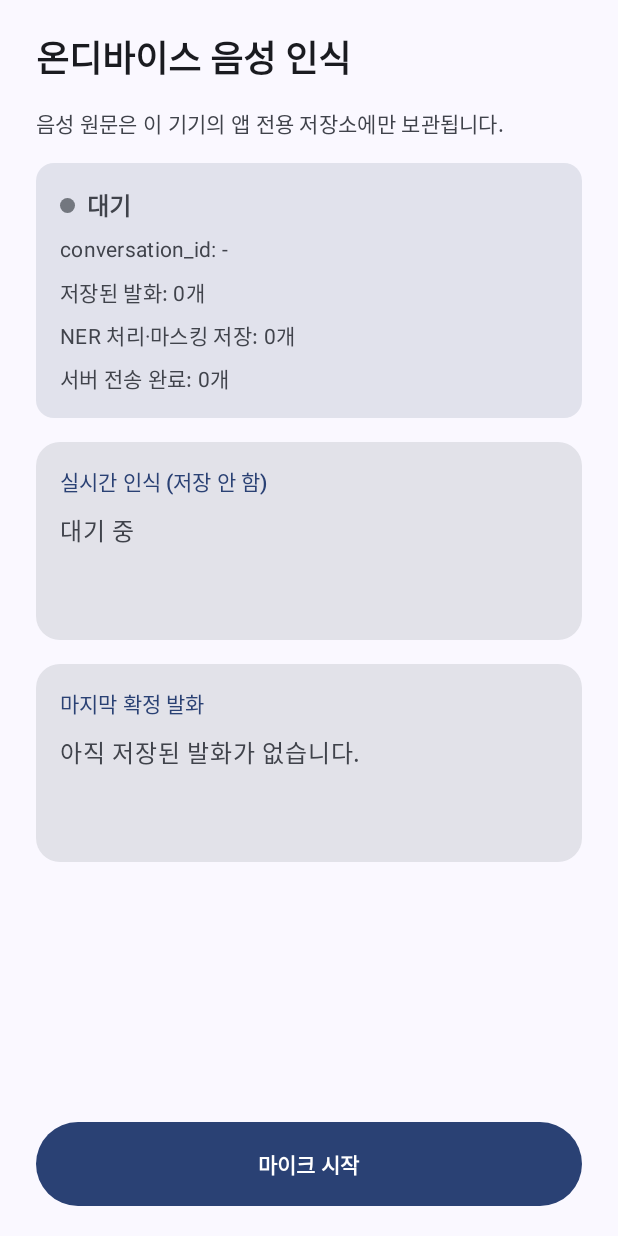
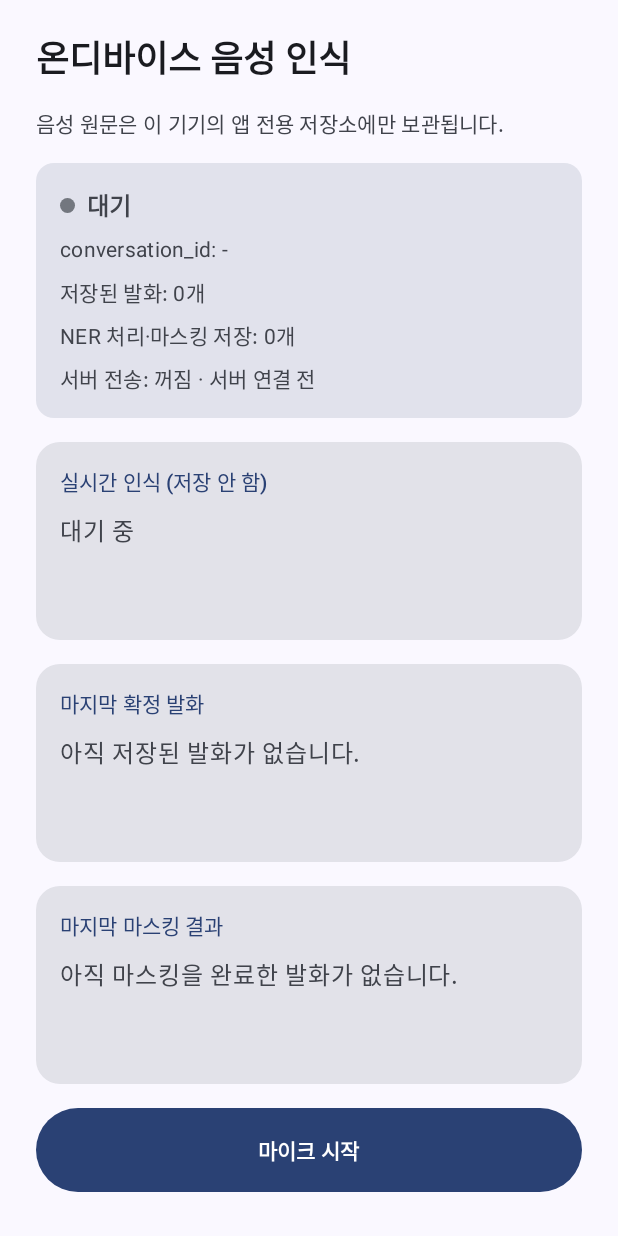
Before and after one commit to donggyu567/PIC_AICAMP, an Android app built with Jetpack Compose: the @Preview function SttScreenPreview, on a phone screen of 412 x 824 dp. Run offline under Robolectric (Android 15) with nearby library versions, the light colour scheme and no system bars.

Commit message:
feat(android): 마스킹 파이프라인 연결 및 결과 화면 구현

```diff
--- a/android/app/src/main/java/com/example/pic_ai_app/masking/ner/KoElectraTokenizer.kt
+++ b/android/app/src/main/java/com/example/pic_ai_app/masking/ner/KoElectraTokenizer.kt
@@ -1,5 +1,7 @@
 package com.example.pic_ai_app.masking.ner
-
+/**
+STT 원문을 KoELECTRA 입력 token으로 변환
+ */
 import java.io.Reader
 
 internal data class KoElectraToken(
--- a/android/app/src/main/java/com/example/pic_ai_app/masking/ner/NerPostProcessor.kt
+++ b/android/app/src/main/java/com/example/pic_ai_app/masking/ner/NerPostProcessor.kt
@@ -1,5 +1,5 @@
 package com.example.pic_ai_app.masking.ner
-
+//모델 입력 길이 처리 및 NER 결과 후처리를 담당
 import com.example.pic_ai_app.masking.model.MaskCandidate
 import com.example.pic_ai_app.masking.model.MaskSource
 import com.example.pic_ai_app.masking.model.MaskType
--- a/android/app/src/main/java/com/example/pic_ai_app/masking/ner/OnDeviceNerCandidateDetector.kt
+++ b/android/app/src/main/java/com/example/pic_ai_app/masking/ner/OnDeviceNerCandidateDetector.kt
@@ -1,4 +1,5 @@
 package com.example.pic_ai_app.masking.ner
+//Android에서 실제 ONNX NER inference 수행
 
 import ai.onnxruntime.OnnxJavaType
 import ai.onnxruntime.OnnxTensor
--- a/android/app/src/main/java/com/example/pic_ai_app/presentation/stt/SttScreen.kt
+++ b/android/app/src/main/java/com/example/pic_ai_app/presentation/stt/SttScreen.kt
@@ -28,6 +28,9 @@ import androidx.compose.ui.Modifier
 import androidx.compose.ui.graphics.Color
 import androidx.compose.ui.text.font.FontWeight
 import androidx.compose.ui.unit.dp
+import androidx.compose.foundation.rememberScrollState
+import androidx.compose.foundation.verticalScroll
+import androidx.compose.foundation.layout.heightIn
 
 @Composable
 fun SttScreen(
@@ -41,6 +44,7 @@ fun SttScreen(
             modifier = Modifier
                 .fillMaxSize()
                 .padding(innerPadding)
+                .verticalScroll(rememberScrollState())
                 .padding(horizontal = 24.dp, vertical = 20.dp),
             verticalArrangement = Arrangement.spacedBy(16.dp),
         ) {
@@ -69,8 +73,30 @@ fun SttScreen(
                 emphasized = state.lastFinalText.isNotEmpty(),
             )
 
-            Spacer(modifier = Modifier.weight(1f))
+            val masked = state.lastMaskedTranscript
 
+            TranscriptCard(
+                title = "마지막 마스킹 결과",
+                text = if (masked == null) {
+                    "아직 마스킹을 완료한 발화가 없습니다."
+                } else {
+                    buildString {
+                        appendLine("발화 번호: ${masked.utteranceId}")
+                        appendLine()
+                        appendLine("원문: ${state.lastMaskingSourceText}")
+                        appendLine()
+                        appendLine("결과: ${masked.maskedText}")
+                        appendLine()
+                        append(
+                            "마스킹 유형: " +
+                                    masked.maskedTypes
+                                        .joinToString(", ")
+                                        .ifEmpty { "없음" }
+                        )
+                    }
+                },
+                emphasized = masked != null,
+            )
             state.errorMessage?.let { message ->
                 Card(
                     colors = CardDefaults.cardColors(
@@ -141,7 +167,7 @@ private fun StatusCard(state: SttUiState) {
                 style = MaterialTheme.typography.bodyMedium,
             )
             Text(
-                text = "서버 전송 완료: ${state.transmittedUtteranceCount}개",
+                text = "서버 전송: 꺼짐 · 서버 연결 전",
                 style = MaterialTheme.typography.bodyMedium,
             )
         }
@@ -157,7 +183,7 @@ private fun TranscriptCard(
     Card(
         modifier = Modifier
             .fillMaxWidth()
-            .height(132.dp),
+            .heightIn(132.dp),
         shape = RoundedCornerShape(16.dp),
     ) {
         Column(
--- a/android/app/src/main/java/com/example/pic_ai_app/presentation/stt/SttUiState.kt
+++ b/android/app/src/main/java/com/example/pic_ai_app/presentation/stt/SttUiState.kt
@@ -1,10 +1,13 @@
 package com.example.pic_ai_app.presentation.stt
 
+import com.example.pic_ai_app.domain.model.MaskedTranscript
 data class SttUiState(
     val status: SttStatus = SttStatus.IDLE,
     val conversationId: String? = null,
     val partialText: String = "",
     val lastFinalText: String = "",
+    val lastMaskingSourceText: String = "",
+    val lastMaskedTranscript: MaskedTranscript? = null,
     val savedUtteranceCount: Int = 0,
     val maskedUtteranceCount: Int = 0,
     val transmittedUtteranceCount: Int = 0,
--- a/android/app/src/main/java/com/example/pic_ai_app/stt/SherpaOnnxStreamingSttEngine.kt
+++ b/android/app/src/main/java/com/example/pic_ai_app/stt/SherpaOnnxStreamingSttEngine.kt
@@ -135,7 +135,7 @@ class SherpaOnnxStreamingSttEngine(
     private companion object {
         const val SAMPLE_RATE = 16_000
         const val RECOGNIZER_THREADS = 2
-        const val TRAILING_SILENCE_SECONDS = 0.8f
+        const val TRAILING_SILENCE_SECONDS = 1.3f
         const val MODEL_DIRECTORY =
             "models/sherpa-onnx-streaming-zipformer-korean-2024-06-16"
     }
```
Also changed, not shown: android/app/src/main/java/com/example/pic_ai_app/masking/MaskingPipeline.kt (+18 -7 lines), android/app/src/main/java/com/example/pic_ai_app/masking/TranscriptMasker.kt (added, +24 -0 lines), android/app/src/main/java/com/example/pic_ai_app/masking/model/MaskingResult.kt (added, +9 -0 lines), android/app/src/main/java/com/example/pic_ai_app/presentation/stt/SttViewModel.kt (+52 -31 lines).
